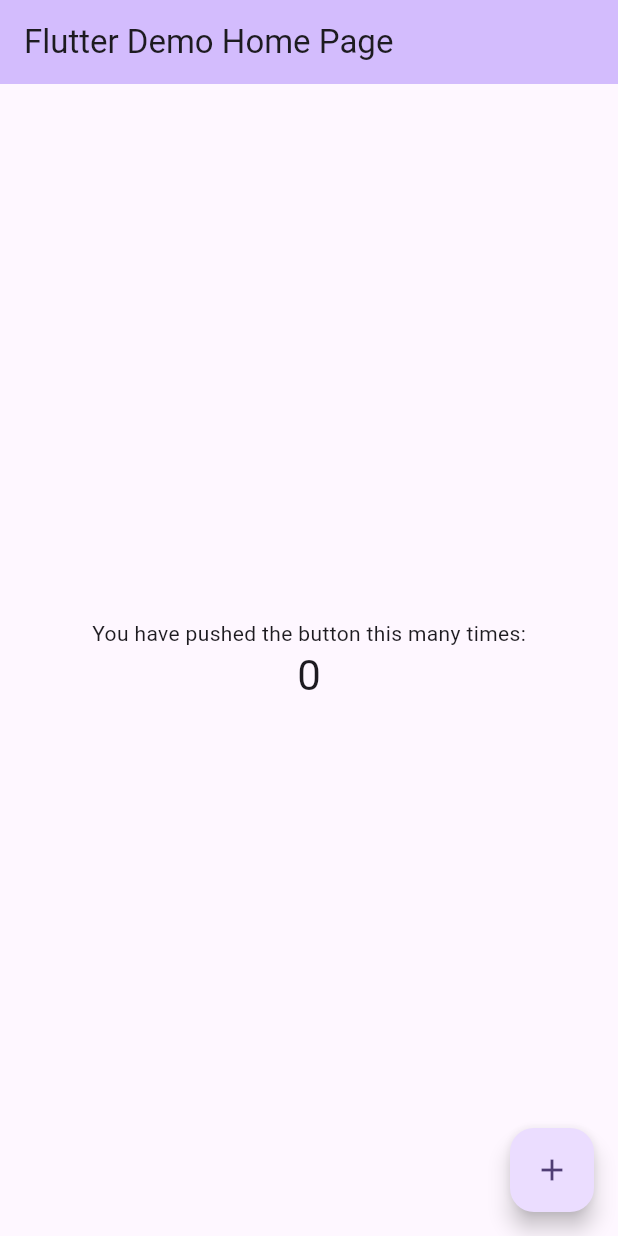
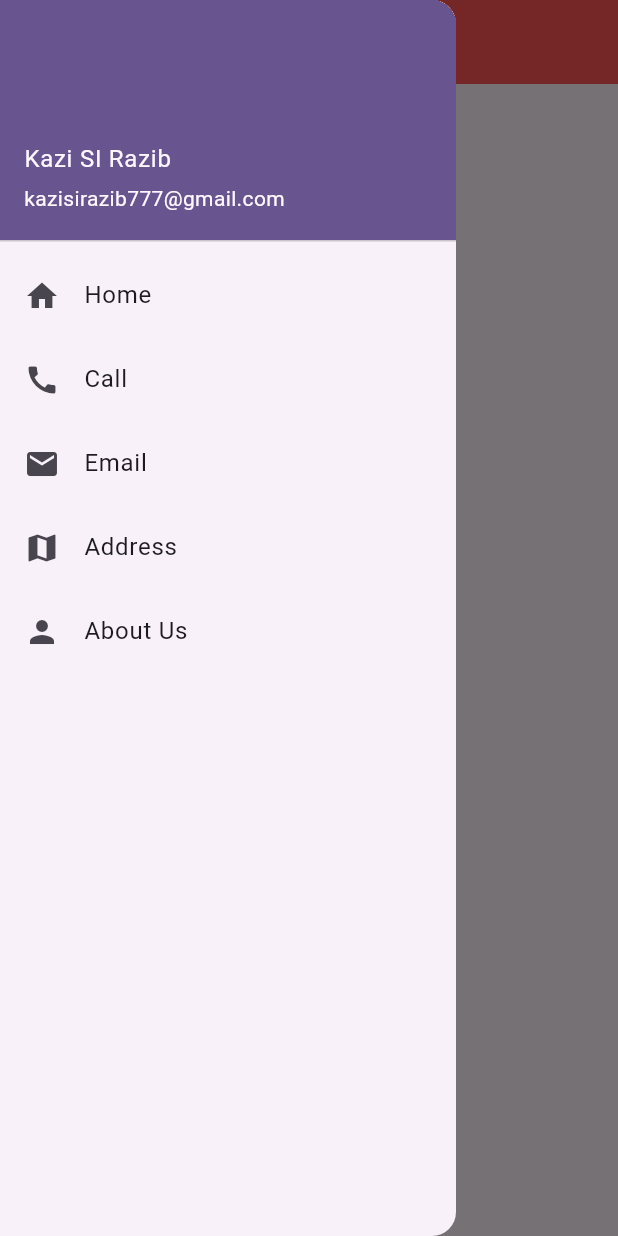
Before and after one commit to razib-00/tester_git, a Flutter app: the screen it shows after launch, with the side drawer open (before the commit the screen has no drawer), on a phone screen of 412 x 824 dp. Run offline on Flutter 3.47's test engine with Material 3 defaults, Android fonts, the phone set to English and light mode, and no system bars.

Commit message:
first change

```diff
--- /dev/null
+++ b/lib/UI/drawer_ui.dart
@@ -0,0 +1,44 @@
+import 'package:flutter/material.dart';
+
+class DrawerUi extends StatelessWidget {
+  const DrawerUi({super.key});
+
+  @override
+  Widget build(BuildContext context) {
+    return Drawer(
+      child: ListView(
+        children: [
+          UserAccountsDrawerHeader(
+              accountName: const Text('Kazi SI Razib'),
+              accountEmail:const Text('kazisirazib777@gmail.com'),
+          ),
+          ListTile(
+            title: const Text('Home'),
+            leading: const Icon(Icons.home),
+            onTap: (){},
+          ),
+          ListTile(
+            title: const Text('Call'),
+            leading: const Icon(Icons.call),
+            onTap: (){},
+          ),
+          ListTile(
+            title: const Text('Email'),
+            leading: const Icon(Icons.email),
+            onTap: (){},
+          ),
+          ListTile(
+            title: const Text('Address'),
+            leading: const Icon(Icons.map),
+            onTap: (){},
+          ),
+          ListTile(
+            title: const Text('About Us'),
+            leading: const Icon(Icons.person),
+            onTap: (){},
+          ),
+        ],
+      ),
+    );
+  }
+}
--- a/lib/main.dart
+++ b/lib/main.dart
@@ -1,4 +1,6 @@
 import 'package:flutter/material.dart';
+
+import 'page/home.dart';
 
 void main() {
   runApp(const MyApp());
@@ -11,6 +13,7 @@
   @override
   Widget build(BuildContext context) {
     return MaterialApp(
+      debugShowCheckedModeBanner: false,
       title: 'Flutter Demo',
       theme: ThemeData(
         // This is the theme of your application.
@@ -31,7 +34,8 @@
         colorScheme: ColorScheme.fromSeed(seedColor: Colors.deepPurple),
         useMaterial3: true,
       ),
-      home: const MyHomePage(title: 'Flutter Demo Home Page'),
+     // home: const MyHomePage(title: 'Flutter Demo Home Page'),
+      home:const HomePage(),
     );
   }
 }
--- /dev/null
+++ b/lib/page/home.dart
@@ -0,0 +1,25 @@
+import 'package:flutter/material.dart';
+
+import '../UI/drawer_ui.dart';
+
+class HomePage extends StatefulWidget {
+  const HomePage({super.key});
+  static const String routeName='/';
+
+  @override
+  State<HomePage> createState() => _HomePageState();
+}
+
+class _HomePageState extends State<HomePage> {
+  @override
+  Widget build(BuildContext context) {
+    return Scaffold(
+      appBar: AppBar(
+        backgroundColor: Colors.redAccent.shade200,
+        title: const Text('Home'),
+        centerTitle: true,
+      ),
+      drawer: const DrawerUi(),
+    );
+  }
+}
```
